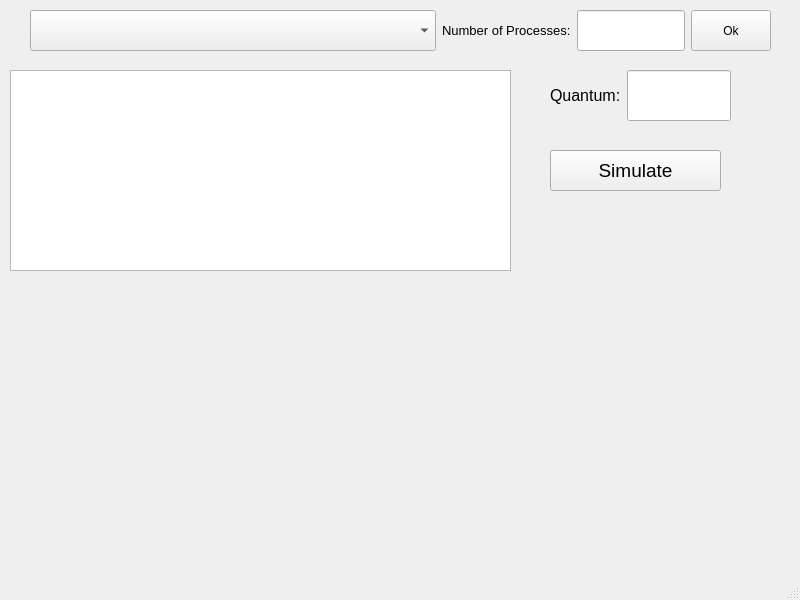
Qt form OS-Project/mainwindow.ui (LoayAnwar/OS-Project) before a commit.
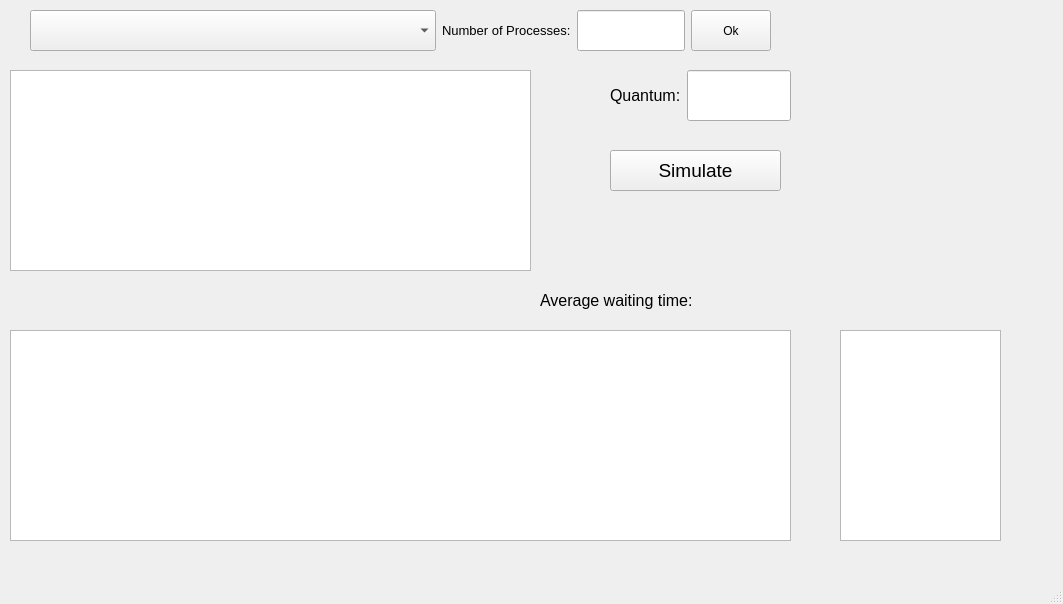
The same form after that commit.

Commit message: full project

```diff
--- a/OS-Project/mainwindow.ui
+++ b/OS-Project/mainwindow.ui
@@ -6,8 +6,8 @@
    <rect>
     <x>0</x>
     <y>0</y>
-    <width>800</width>
-    <height>600</height>
+    <width>1063</width>
+    <height>604</height>
    </rect>
   </property>
   <property name="sizePolicy">
@@ -25,7 +25,7 @@
      <rect>
       <x>10</x>
       <y>70</y>
-      <width>501</width>
+      <width>521</width>
       <height>201</height>
      </rect>
     </property>
@@ -126,7 +126,7 @@
    <widget class="QWidget" name="layoutWidget">
     <property name="geometry">
      <rect>
-      <x>550</x>
+      <x>610</x>
       <y>70</y>
       <width>181</width>
       <height>51</height>
@@ -160,7 +160,7 @@
    <widget class="QPushButton" name="submit">
     <property name="geometry">
      <rect>
-      <x>550</x>
+      <x>610</x>
       <y>150</y>
       <width>171</width>
       <height>41</height>
@@ -175,6 +175,74 @@
      <string>Simulate</string>
     </property>
    </widget>
+   <widget class="QGraphicsView" name="graphicsView">
+    <property name="geometry">
+     <rect>
+      <x>10</x>
+      <y>330</y>
+      <width>781</width>
+      <height>211</height>
+     </rect>
+    </property>
+   </widget>
+   <widget class="QGraphicsView" name="graphicsView_2">
+    <property name="geometry">
+     <rect>
+      <x>840</x>
+      <y>330</y>
+      <width>161</width>
+      <height>211</height>
+     </rect>
+    </property>
+   </widget>
+   <widget class="QWidget" name="">
+    <property name="geometry">
+     <rect>
+      <x>540</x>
+      <y>270</y>
+      <width>431</width>
+      <height>61</height>
+     </rect>
+    </property>
+    <layout class="QHBoxLayout" name="horizontalLayout_3">
+     <item>
+      <widget class="QLabel" name="label_3">
+       <property name="sizePolicy">
+        <sizepolicy hsizetype="Maximum" vsizetype="Preferred">
+         <horstretch>0</horstretch>
+         <verstretch>0</verstretch>
+        </sizepolicy>
+       </property>
+       <property name="font">
+        <font>
+         <pointsize>12</pointsize>
+        </font>
+       </property>
+       <property name="text">
+        <string>Average waiting time:</string>
+       </property>
+      </widget>
+     </item>
+     <item>
+      <widget class="QLabel" name="label_4">
+       <property name="sizePolicy">
+        <sizepolicy hsizetype="Minimum" vsizetype="Preferred">
+         <horstretch>0</horstretch>
+         <verstretch>0</verstretch>
+        </sizepolicy>
+       </property>
+       <property name="font">
+        <font>
+         <pointsize>12</pointsize>
+        </font>
+       </property>
+       <property name="text">
+        <string/>
+       </property>
+      </widget>
+     </item>
+    </layout>
+   </widget>
   </widget>
   <widget class="QMenuBar" name="menubar">
    <property name="geometry">
```
Left out of the diff: 2 changed lines with no effect on the pictures. The commit also changes 2 other files.
